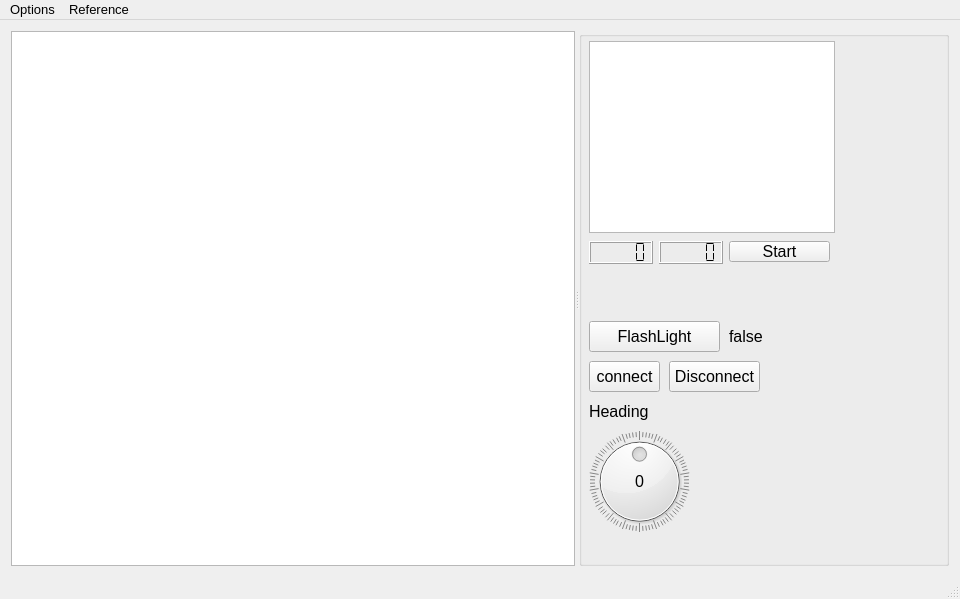
robocenter-rov/remote-control, file mainwindow.ui: the form before one commit.
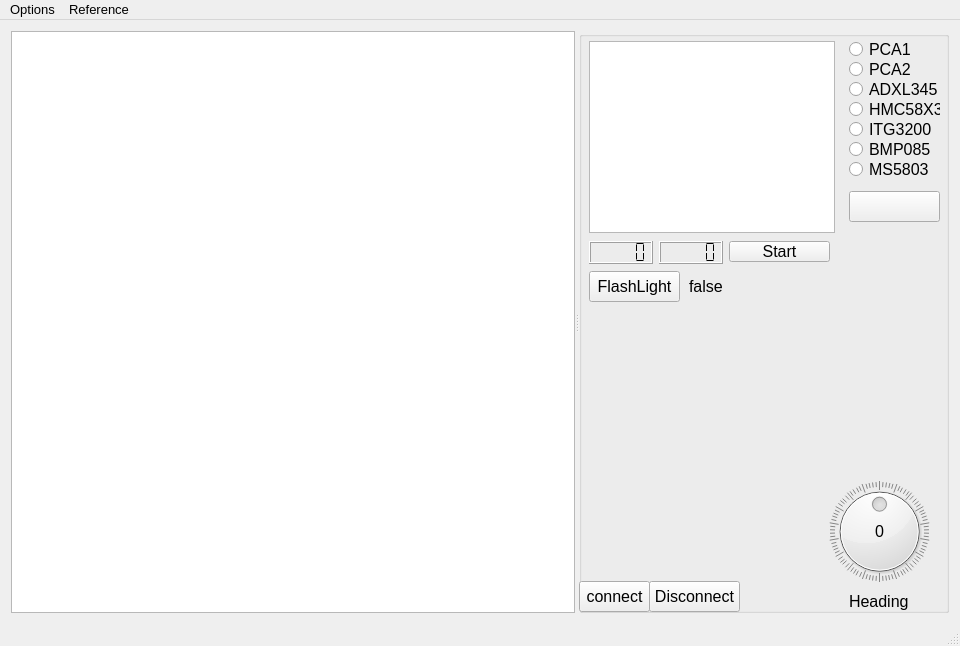
The form after the commit.

Commit message: Add radiobuttons for I2CDevices connection's state

The edit to the form file:
```diff
--- a/mainwindow.ui
+++ b/mainwindow.ui
@@ -10,7 +10,7 @@
     <x>0</x>
     <y>0</y>
     <width>960</width>
-    <height>599</height>
+    <height>646</height>
    </rect>
   </property>
   <property name="minimumSize">
@@ -38,7 +38,7 @@
     <string notr="true"/>
    </property>
    <layout class="QGridLayout" name="gridLayout">
-    <item row="0" column="0">
+    <item row="1" column="0">
      <widget class="QSplitter" name="splitter">
       <property name="orientation">
        <enum>Qt::Horizontal</enum>
@@ -179,8 +179,8 @@
         <property name="geometry">
          <rect>
           <x>10</x>
-          <y>290</y>
-          <width>131</width>
+          <y>240</y>
+          <width>91</width>
           <height>31</height>
          </rect>
         </property>
@@ -191,9 +191,9 @@
        <widget class="QLabel" name="flashLightLabel">
         <property name="geometry">
          <rect>
-          <x>150</x>
-          <y>290</y>
-          <width>91</width>
+          <x>110</x>
+          <y>240</y>
+          <width>81</width>
           <height>31</height>
          </rect>
         </property>
@@ -204,8 +204,8 @@
        <widget class="QPushButton" name="connectButton">
         <property name="geometry">
          <rect>
-          <x>10</x>
-          <y>330</y>
+          <x>0</x>
+          <y>550</y>
           <width>71</width>
           <height>31</height>
          </rect>
@@ -217,8 +217,8 @@
        <widget class="QPushButton" name="disconnectButton">
         <property name="geometry">
          <rect>
-          <x>90</x>
-          <y>330</y>
+          <x>70</x>
+          <y>550</y>
           <width>91</width>
           <height>31</height>
          </rect>
@@ -230,8 +230,8 @@
        <widget class="QDial" name="heading">
         <property name="geometry">
          <rect>
-          <x>10</x>
-          <y>400</y>
+          <x>250</x>
+          <y>450</y>
           <width>101</width>
           <height>101</height>
          </rect>
@@ -255,8 +255,8 @@
        <widget class="QLabel" name="headingLabel">
         <property name="geometry">
          <rect>
-          <x>40</x>
-          <y>440</y>
+          <x>280</x>
+          <y>490</y>
           <width>41</width>
           <height>21</height>
          </rect>
@@ -271,8 +271,8 @@
        <widget class="QLabel" name="headingTitleLabel">
         <property name="geometry">
          <rect>
-          <x>10</x>
-          <y>370</y>
+          <x>270</x>
+          <y>560</y>
           <width>61</width>
           <height>21</height>
          </rect>
@@ -281,6 +281,131 @@
          <string>Heading</string>
         </property>
        </widget>
+       <widget class="QRadioButton" name="radioPCA1">
+        <property name="geometry">
+         <rect>
+          <x>270</x>
+          <y>10</y>
+          <width>91</width>
+          <height>17</height>
+         </rect>
+        </property>
+        <property name="text">
+         <string>PCA1</string>
+        </property>
+        <property name="checkable">
+         <bool>false</bool>
+        </property>
+       </widget>
+       <widget class="QRadioButton" name="radioPCA2">
+        <property name="geometry">
+         <rect>
+          <x>270</x>
+          <y>30</y>
+          <width>91</width>
+          <height>17</height>
+         </rect>
+        </property>
+        <property name="text">
+         <string>PCA2</string>
+        </property>
+        <property name="checkable">
+         <bool>false</bool>
+        </property>
+       </widget>
+       <widget class="QRadioButton" name="radioADXL345">
+        <property name="geometry">
+         <rect>
+          <x>270</x>
+          <y>50</y>
+          <width>91</width>
+          <height>17</height>
+         </rect>
+        </property>
+        <property name="text">
+         <string>ADXL345</string>
+        </property>
+        <property name="checkable">
+         <bool>false</bool>
+        </property>
+       </widget>
+       <widget class="QRadioButton" name="radioHMC58X3">
+        <property name="geometry">
+         <rect>
+          <x>270</x>
+          <y>70</y>
+          <width>91</width>
+          <height>17</height>
+         </rect>
+        </property>
+        <property name="text">
+         <string>HMC58X3</string>
+        </property>
+        <property name="checkable">
+         <bool>false</bool>
+        </property>
+       </widget>
+       <widget class="QRadioButton" name="radioITG3200">
+        <property name="geometry">
+         <rect>
+          <x>270</x>
+          <y>90</y>
+          <width>91</width>
+          <height>17</height>
+         </rect>
+        </property>
+        <property name="text">
+         <string>ITG3200</string>
+        </property>
+        <property name="checkable">
+         <bool>false</bool>
+        </property>
+       </widget>
+       <widget class="QRadioButton" name="radioBMP085">
+        <property name="geometry">
+         <rect>
+          <x>270</x>
+          <y>110</y>
+          <width>91</width>
+          <height>17</height>
+         </rect>
+        </property>
+        <property name="text">
+         <string>BMP085</string>
+        </property>
+        <property name="checkable">
+         <bool>false</bool>
+        </property>
+       </widget>
+       <widget class="QPushButton" name="pushButton">
+        <property name="geometry">
+         <rect>
+          <x>270</x>
+          <y>160</y>
+          <width>91</width>
+          <height>31</height>
+         </rect>
+        </property>
+        <property name="text">
+         <string/>
+        </property>
+       </widget>
+       <widget class="QRadioButton" name="radioMS5803">
+        <property name="geometry">
+         <rect>
+          <x>270</x>
+          <y>130</y>
+          <width>91</width>
+          <height>17</height>
+         </rect>
+        </property>
+        <property name="text">
+         <string>MS5803</string>
+        </property>
+        <property name="checkable">
+         <bool>false</bool>
+        </property>
+       </widget>
       </widget>
      </widget>
     </item>
```
The commit also changes 2 other files.
